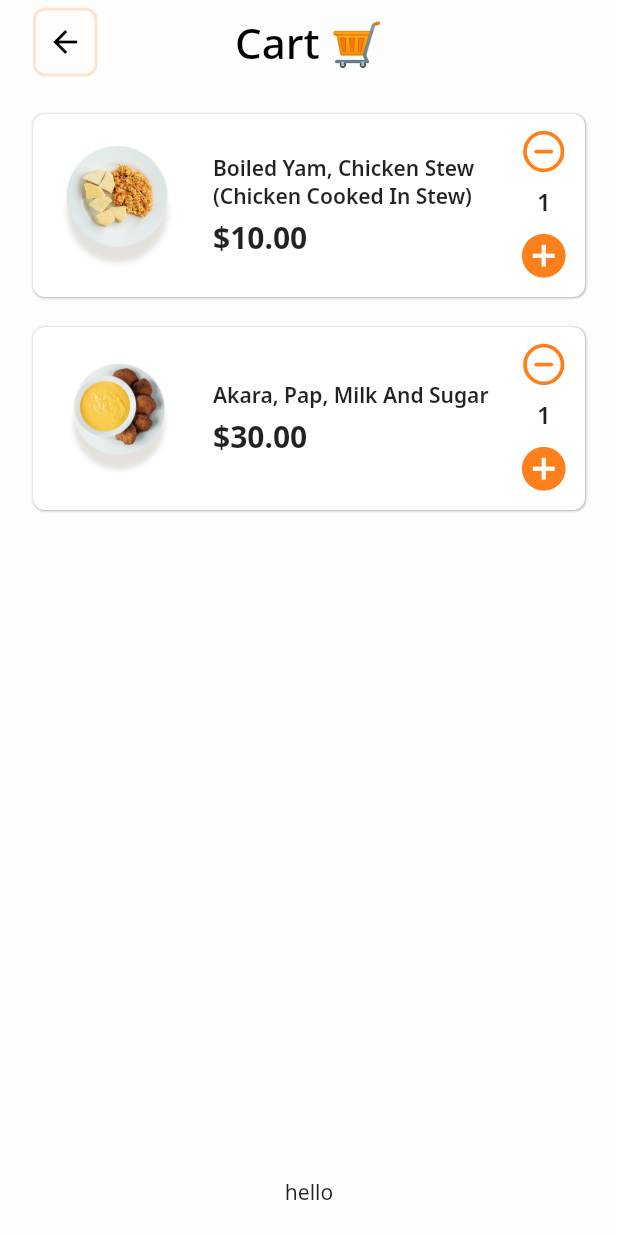
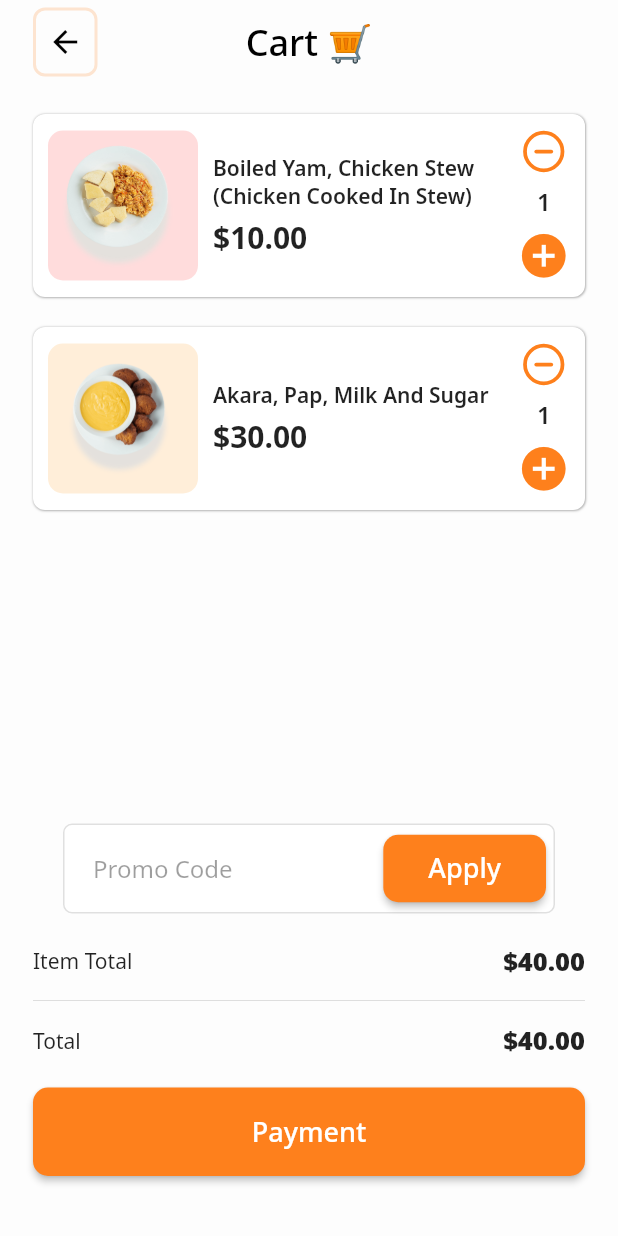
Before and after one commit to lhamycodes/foodie, a Flutter app: the screen it shows after launch, after a tap on an icon or button, on a phone screen of 412 x 824 dp. Run offline on Flutter 3.47's test engine with Material 2 defaults, Android fonts, the phone set to English and light mode, and no system bars; our stand-ins replace bot_toast, feather_icons_flutter, get_it, google_fonts, provider_architecture, stacked_services.

Commit message:
Done with Cart screen

```diff
--- a/lib/models/cart.dart
+++ b/lib/models/cart.dart
@@ -14,7 +14,7 @@ class Cart {
   }
 
   bool get hasItems {
-    return items!.isNotEmpty && items!.length > 5;
+    return items!.isNotEmpty;
   }
 
   bool add(CartItem item) {
--- a/lib/models/food.dart
+++ b/lib/models/food.dart
@@ -1,13 +1,17 @@
+import 'dart:ui';
+
 class Food {
   final int id;
   final String name;
   final String image;
   final double amount;
+  final Color color;
 
   Food({
     required this.id,
     required this.name,
     required this.image,
     required this.amount,
+    required this.color,
   });
 }
--- a/lib/ui/views/cart.dart
+++ b/lib/ui/views/cart.dart
@@ -1,15 +1,21 @@
 // ignore_for_file: import_of_legacy_library_into_null_safe
+
+import 'dart:io';
 
 import 'package:feather_icons_flutter/feather_icons_flutter.dart';
 import 'package:flutter/material.dart';
-import 'package:foodie/models/cart_item.dart';
-import 'package:foodie/ui/shared/ui_helpers.dart';
-import 'package:foodie/ui/widgets/cart_item_card.dart';
+import 'package:foodie/ui/widgets/app_button.dart';
+import 'package:foodie/ui/widgets/input.dart';
+import 'package:intl/intl.dart';
 import 'package:provider_architecture/provider_architecture.dart';
 
 import '../../locator.dart';
+import '../../models/cart_item.dart';
 import '../../viewmodels/application_view_model.dart';
 import '../shared/app_styles.dart';
+import '../shared/ui_helpers.dart';
+import '../widgets/cart_item_card.dart';
+import '../widgets/title_text.dart';
 import '../widgets/app_scaffold.dart';
 
 class CartScreen extends StatefulWidget {
@@ -73,7 +79,58 @@ class _CartScreenState extends State<CartScreen> {
                     ),
                   ),
                 ),
-                const Text("hello"),
+                Padding(
+                  padding: EdgeInsets.only(
+                    bottom: Platform.isAndroid ? 20 : 40,
+                  ),
+                  child: Column(
+                    children: [
+                      Padding(
+                        padding: const EdgeInsets.symmetric(horizontal: 20),
+                        child: Input(
+                          hintText: "Promo Code",
+                          filled: true,
+                          fillColor: Colors.white,
+                          suffixIcon: Padding(
+                            padding: const EdgeInsets.all(6),
+                            child: AppButton(
+                              title: "Apply",
+                              onPressed: () {},
+                              padding: const EdgeInsets.symmetric(
+                                horizontal: 30,
+                                vertical: 10,
+                              ),
+                            ),
+                          ),
+                        ),
+                      ),
+                      verticalSpace(20),
+                      TitleText(
+                        title: "Item Total",
+                        text: NumberFormat.currency(
+                          symbol: '\$',
+                          decimalDigits: 2,
+                        ).format(model.cart.sum),
+                      ),
+                      const Divider(height: 30),
+                      TitleText(
+                        title: "Total",
+                        text: NumberFormat.currency(
+                          symbol: '\$',
+                          decimalDigits: 2,
+                        ).format(model.cart.sum),
+                      ),
+                      verticalSpace(20),
+                      SizedBox(
+                        width: double.infinity,
+                        child: AppButton(
+                          title: "Payment",
+                          onPressed: () => model.to("payment"),
+                        ),
+                      ),
+                    ],
+                  ),
+                )
               ],
             ),
           ),
--- /dev/null
+++ b/lib/ui/widgets/app_button.dart
@@ -0,0 +1,77 @@
+import 'package:flutter/material.dart';
+import '../shared/app_colors.dart';
+
+class AppButton extends StatefulWidget {
+  final bool busy;
+  final String title;
+  final void Function()? onPressed;
+  final bool enabled;
+  final Color color;
+  final Color titleColor;
+  final EdgeInsets padding;
+  final double borderRadius;
+  final BorderSide borderSide;
+  final bool hasElevation;
+
+  const AppButton({
+    Key? key,
+    required this.title,
+    required this.onPressed,
+    this.busy = false,
+    this.enabled = true,
+    this.color = primaryColor,
+    this.padding = const EdgeInsets.symmetric(horizontal: 15, vertical: 17),
+    this.titleColor = Colors.white,
+    this.borderRadius = 10,
+    this.borderSide = BorderSide.none,
+    this.hasElevation = true,
+  }) : super(key: key);
+
+  @override
+  AppButtonState createState() => AppButtonState();
+}
+
+class AppButtonState extends State<AppButton> {
+  @override
+  Widget build(BuildContext context) {
+    return !widget.busy
+        ? ElevatedButton(
+            onPressed: widget.busy
+                ? () {}
+                : widget.enabled
+                    ? widget.onPressed
+                    : () {},
+            child: Text(
+              widget.title,
+              style: TextStyle(
+                fontWeight: FontWeight.w500,
+                fontSize: 18,
+                color: widget.titleColor,
+              ),
+            ),
+            style: ElevatedButton.styleFrom(
+              shape: RoundedRectangleBorder(
+                borderRadius: BorderRadius.circular(widget.borderRadius),
+                side: widget.borderSide,
+              ),
+              elevation: !widget.hasElevation ? 0 : null,
+              primary:
+                  widget.enabled ? widget.color : widget.color.withOpacity(0.5),
+              padding: widget.padding,
+            ),
+          )
+        : Center(
+            child: Container(
+              decoration: BoxDecoration(
+                color: widget.color,
+                shape: BoxShape.circle,
+              ),
+              padding: const EdgeInsets.all(10),
+              child: CircularProgressIndicator(
+                strokeWidth: 2,
+                valueColor: AlwaysStoppedAnimation<Color>(widget.titleColor),
+              ),
+            ),
+          );
+  }
+}
--- a/lib/ui/widgets/app_scaffold.dart
+++ b/lib/ui/widgets/app_scaffold.dart
@@ -55,7 +55,7 @@ class _AppScaffoldState extends State<AppScaffold> {
             : null,
         automaticallyImplyLeading: false,
         systemOverlayStyle: SystemUiOverlayStyle.dark,
-        title: AppText.headingTwo(widget.title),
+        title: AppText.headingThree(widget.title),
       ),
       body: widget.child,
     );
--- a/lib/ui/widgets/app_text.dart
+++ b/lib/ui/widgets/app_text.dart
@@ -27,11 +27,13 @@ class AppText extends StatelessWidget {
         alignment = align,
         super(key: key);
 
-  const AppText.headingThree(
+  AppText.headingThree(
     this.text, {
     TextAlign align = TextAlign.start,
     Key? key,
-  })  : style = heading3Style,
+  })  : style = heading3Style.copyWith(
+          fontWeight: FontWeight.w500,
+        ),
         alignment = align,
         super(key: key);
 
--- a/lib/ui/widgets/cart_item_card.dart
+++ b/lib/ui/widgets/cart_item_card.dart
@@ -44,10 +44,16 @@ class _CartItemCardState extends State<CartItemCard> {
       ),
       child: Row(
         children: [
-          Image.asset(
-            "assets/images/${widget.food.image}",
-            height: 100,
-            width: 100,
+          Container(
+            decoration: BoxDecoration(
+              borderRadius: BorderRadius.circular(10),
+              color: widget.food.color.withOpacity(0.2),
+            ),
+            child: Image.asset(
+              "assets/images/${widget.food.image}",
+              height: 100,
+              width: 100,
+            ),
           ),
           horizontalSpace(10),
           Expanded(
--- a/lib/ui/widgets/input.dart
+++ b/lib/ui/widgets/input.dart
@@ -50,7 +50,7 @@ class Input extends StatelessWidget {
     this.enabled = true,
     this.readOnly = false,
     this.filled = false,
-    this.fullBorder = false,
+    this.fullBorder = true,
     this.maxLines,
     this.minLines = 1,
     this.keyboardAction = TextInputAction.next,
@@ -83,7 +83,7 @@ class Input extends StatelessWidget {
       decoration: InputDecoration(
         contentPadding: !fullBorder
             ? null
-            : const EdgeInsets.symmetric(horizontal: 20, vertical: 15),
+            : const EdgeInsets.symmetric(horizontal: 20, vertical: 17),
         prefixIcon: prefixIcon,
         suffixIcon: suffixIcon,
         labelText: showLabel ? label : null,
--- /dev/null
+++ b/lib/ui/widgets/title_text.dart
@@ -0,0 +1,29 @@
+import 'package:flutter/material.dart';
+
+class TitleText extends StatelessWidget {
+  final String title;
+  final String text;
+
+  const TitleText({
+    Key? key,
+    required this.title,
+    required this.text,
+  }) : super(key: key);
+
+  @override
+  Widget build(BuildContext context) {
+    return Row(
+      mainAxisAlignment: MainAxisAlignment.spaceBetween,
+      children: [
+        Text(title),
+        Text(
+          text,
+          style: const TextStyle(
+            fontSize: 17,
+            fontWeight: FontWeight.w900,
+          ),
+        ),
+      ],
+    );
+  }
+}
--- a/lib/viewmodels/application_view_model.dart
+++ b/lib/viewmodels/application_view_model.dart
@@ -1,4 +1,5 @@
 import 'package:collection/collection.dart';
+import 'package:flutter/material.dart';
 
 import 'base_model.dart';
 import '../locator.dart';
@@ -20,18 +21,21 @@ class ApplicationViewModel extends BaseModel {
       name: "Akara, Pap, Milk And Sugar",
       image: "akara.png",
       amount: 30.00,
+      color: Colors.orangeAccent,
     ),
     Food(
       id: 102,
       name: "Boiled Yam, Chicken Stew (Chicken Cooked In Stew)",
       image: "yam.png",
       amount: 10.00,
+      color: Colors.redAccent,
     ),
     Food(
       id: 103,
       name: "Plain Spaghetti, Croaker Fish Stew, Fried Plantain Side",
       image: "noodles.png",
       amount: 15.00,
+      color: Colors.greenAccent,
     ),
   ];
 
```
